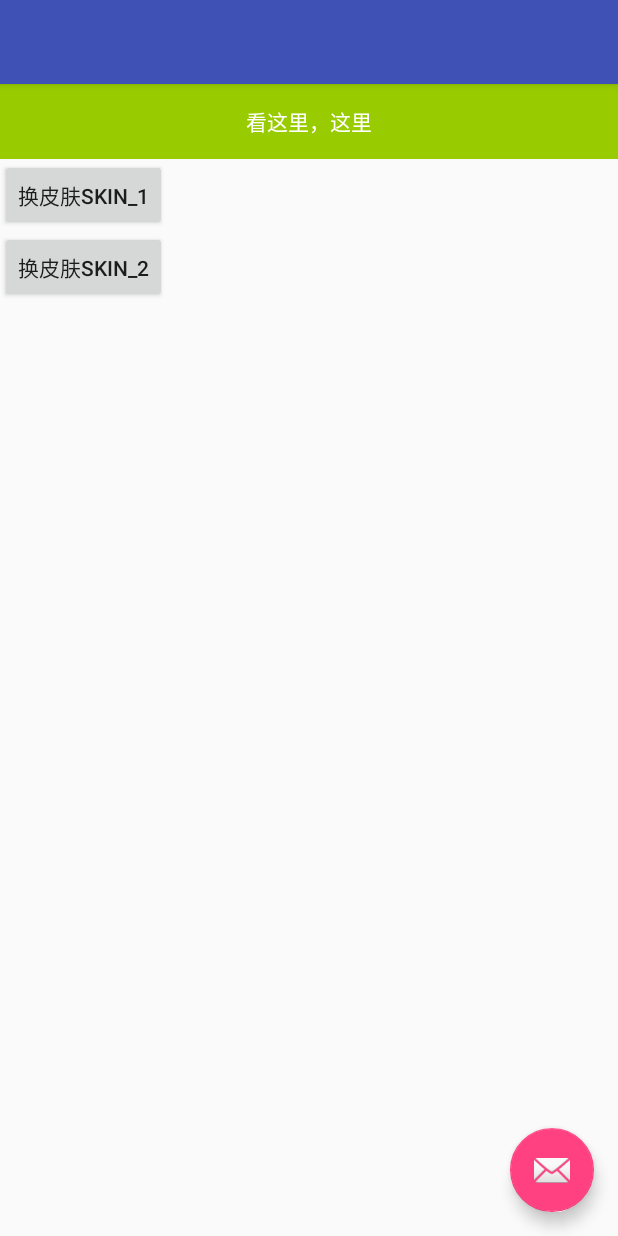
After one commit to Huangzhe/DeginPattern, an Android app: the layout activity_skin.xml on its own in the app's theme, with its tools: preview values and no code run, on a phone screen of 412 x 824 dp. The commit adds this screen. Run offline under Robolectric (Android 15) with nearby library versions, the phone set to English and light mode, and no system bars.

Commit message:
add 换肤

```diff
--- a/app/src/main/AndroidManifest.xml
+++ b/app/src/main/AndroidManifest.xml
@@ -49,6 +49,11 @@
         <activity android:name=".uieffect.customview.ChartViewActivity"/>
         <activity android:name=".uieffect.recyleview.RecyleViewActivity">
         </activity>
+        <activity
+            android:name=".uieffect.SkinActivity"
+            android:label="@string/title_activity_skin"
+            android:theme="@style/AppTheme.NoActionBar">
+        </activity>
     </application>
 
 </manifest>
--- a/app/src/main/java/com/sh/lynn/hz/developbox/App.java
+++ b/app/src/main/java/com/sh/lynn/hz/developbox/App.java
@@ -15,11 +15,13 @@ import com.sh.lynn.hz.developbox.uieffect.bitmaputils.ImageDownload;
 import com.sh.lynn.hz.developbox.uieffect.bitmaputils.ImageDownloadTask;
 import com.sh.lynn.hz.developbox.utils.TranMd5FileNameGenerator;
 
+import solid.ren.skinlibrary.base.SkinBaseApplication;
+
 /**
  * Created by hyz84 on 17/1/13.
  */
 
-public class App extends Application {
+public class App extends SkinBaseApplication {
     public static App app;
     public static synchronized App getInstance() {
         if (app == null) {
--- a/app/src/main/java/com/sh/lynn/hz/developbox/uieffect/UIEffectActivity.java
+++ b/app/src/main/java/com/sh/lynn/hz/developbox/uieffect/UIEffectActivity.java
@@ -43,4 +43,9 @@ public class UIEffectActivity extends BaseActivity {
     public void onClickChartView(){
         gotoAct(ChartViewActivity.class);
     }
+
+    @OnClick(R.id.btn_changeSkin)
+    public void onClickChangeSkin(){
+        gotoAct(SkinActivity.class);
+    }
 }
--- /dev/null
+++ b/app/src/main/res/drawable/text_bg.xml
@@ -0,0 +1,8 @@
+<?xml version="1.0" encoding="utf-8"?>
+<shape xmlns:android="http://schemas.android.com/apk/res/android">
+
+    <corners android:radius="0dp"/>
+    <solid android:color="@android:color/holo_green_light"/>
+    <stroke android:color="@android:color/holo_green_light"
+        android:width="1dp"/>
+</shape>
--- /dev/null
+++ b/app/src/main/res/layout/activity_skin.xml
@@ -0,0 +1,34 @@
+<?xml version="1.0" encoding="utf-8"?>
+<android.support.design.widget.CoordinatorLayout
+    xmlns:android="http://schemas.android.com/apk/res/android"
+    xmlns:app="http://schemas.android.com/apk/res-auto"
+    xmlns:tools="http://schemas.android.com/tools"
+    android:layout_width="match_parent"
+    android:layout_height="match_parent"
+    tools:context="com.sh.lynn.hz.developbox.uieffect.SkinActivity">
+
+    <android.support.design.widget.AppBarLayout
+        android:layout_width="match_parent"
+        android:layout_height="wrap_content"
+        android:theme="@style/AppTheme.AppBarOverlay">
+
+        <android.support.v7.widget.Toolbar
+            android:id="@+id/toolbar"
+            android:layout_width="match_parent"
+            android:layout_height="?attr/actionBarSize"
+            android:background="?attr/colorPrimary"
+            app:popupTheme="@style/AppTheme.PopupOverlay"/>
+
+    </android.support.design.widget.AppBarLayout>
+
+    <include layout="@layout/content_skin"/>
+
+    <android.support.design.widget.FloatingActionButton
+        android:id="@+id/fab"
+        android:layout_width="wrap_content"
+        android:layout_height="wrap_content"
+        android:layout_gravity="bottom|end"
+        android:layout_margin="@dimen/fab_margin"
+        app:srcCompat="@android:drawable/ic_dialog_email"/>
+
+</android.support.design.widget.CoordinatorLayout>
--- /dev/null
+++ b/app/src/main/res/layout/content_skin.xml
@@ -0,0 +1,39 @@
+<?xml version="1.0" encoding="utf-8"?>
+<LinearLayout
+    xmlns:android="http://schemas.android.com/apk/res/android"
+    xmlns:app="http://schemas.android.com/apk/res-auto"
+    xmlns:tools="http://schemas.android.com/tools"
+    android:layout_width="match_parent"
+    android:layout_height="match_parent"
+
+    app:layout_behavior="@string/appbar_scrolling_view_behavior"
+    tools:context="com.sh.lynn.hz.developbox.uieffect.SkinActivity"
+    xmlns:skin="http://schemas.android.com/android/skin"
+    skin:enable="true"
+    android:orientation="vertical"
+    tools:showIn="@layout/activity_skin">
+
+    <TextView
+        android:id="@+id/tv_skin"
+        android:layout_width="match_parent"
+        android:layout_height="50dp"
+        android:background="@drawable/text_bg"
+        android:gravity="center"
+        android:text="看这里，这里"
+        android:textColor="@color/textColor"
+        skin:enable="true"
+      />
+
+    <Button
+        android:id="@+id/btn_changeSkin"
+        android:text="换皮肤SKIN_1"
+        android:layout_width="wrap_content"
+        android:layout_height="wrap_content"
+       />
+    <Button
+        android:id="@+id/btn_changeSkin2"
+        android:text="换皮肤SKIN_2"
+        android:layout_width="wrap_content"
+        android:layout_height="wrap_content"
+        />
+</LinearLayout>
--- a/app/src/main/res/layout/content_uieffect.xml
+++ b/app/src/main/res/layout/content_uieffect.xml
@@ -31,4 +31,8 @@
         android:text="自定义图表"
         style="@style/btn_list"
         android:id="@+id/btn_constomView"/>
+    <Button
+        android:text="更换皮肤"
+        style="@style/btn_list"
+        android:id="@+id/btn_changeSkin"/>
 </LinearLayout>
--- a/app/src/main/res/values/colors.xml
+++ b/app/src/main/res/values/colors.xml
@@ -6,4 +6,5 @@
     <color name="colorBackground">#87CEFA</color>
     <color name="transparent_white">#40ffffff</color>
     <color name="zmxy">#009393</color>
+    <color name="textColor">#ffffff</color>
 </resources>
--- a/app/src/main/res/values/strings.xml
+++ b/app/src/main/res/values/strings.xml
@@ -7,4 +7,5 @@
     <string name="no_internet">无网络连接~！</string>
     <string name="generic_server_down">连接服务器失败~！</string>
     <string name="generic_error">网络异常,请稍后再试~！</string>
+    <string name="title_activity_skin">SkinActivity</string>
 </resources>
```
Also changed, not shown: app/build.gradle (+10 -7 lines), app/src/main/java/com/sh/lynn/hz/developbox/uieffect/SkinActivity.java (added, +87 -0 lines), 2 other files.
